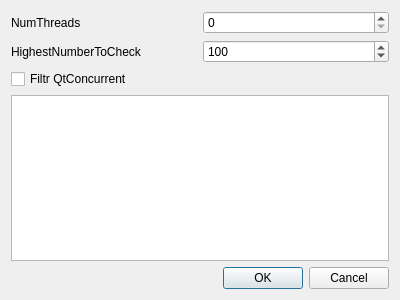
Old version of the form 17/3/2/primegui.ui in the repository jurikimurik/QT__introduction_exercises.
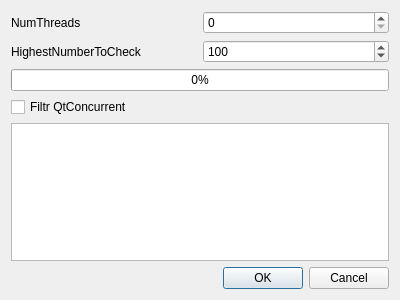
New version of the form.

What changed in the file:
```diff
--- a/17/3/2/primegui.ui
+++ b/17/3/2/primegui.ui
@@ -52,6 +52,13 @@
      </item>
     </layout>
    </item>
+   <item>
+    <widget class="QProgressBar" name="progressBar">
+     <property name="value">
+      <number>0</number>
+     </property>
+    </widget>
+   </item>
    <item>
     <widget class="QCheckBox" name="concurrentBox">
      <property name="text">
```
